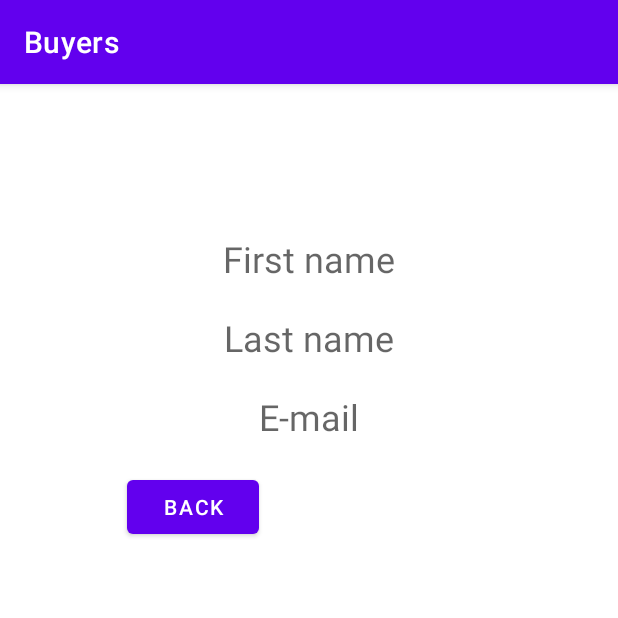
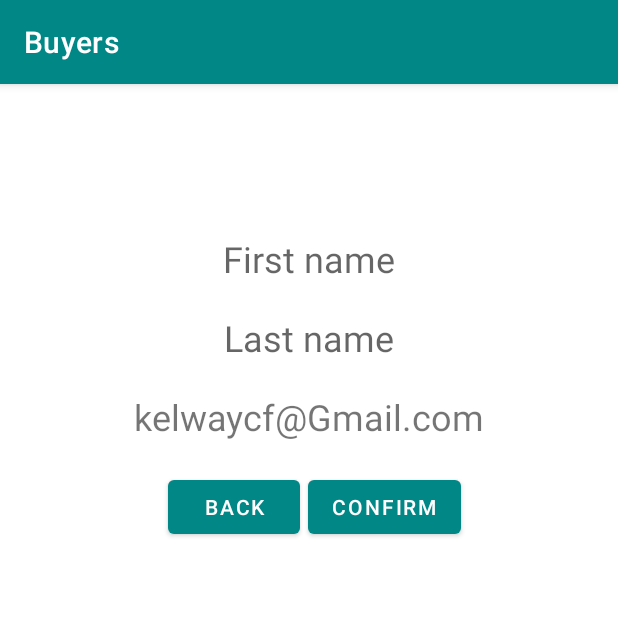
Before and after one commit to yushchik/Buyers, an Android app: the EmailPerson screen opened directly, with no data from a screen before it, after a tap on "FINISH", on a phone screen of 412 x 824 dp, the top half of it. Run offline under Robolectric (Android 15) with nearby library versions, the phone set to English and light mode, and no system bars.

Commit message:
fix: FinalData

```diff
--- a/app/src/main/java/com/example/buyers/EmailPerson.java
+++ b/app/src/main/java/com/example/buyers/EmailPerson.java
@@ -19,13 +19,14 @@ public class EmailPerson extends AppCompatActivity {
         setContentView(binding.getRoot());
 
         binding.btnBackEmail.setOnClickListener(view -> {
-            Intent intentBack = new Intent(this, LastName.class);
-            startActivity(intentBack);
+            Intent intentBackEmail = new Intent(this, LastName.class);
+            startActivity(intentBackEmail);
         });
 
         binding.btnNextEmail.setOnClickListener(view -> {
-            Intent intentNext = new Intent(this, FinalData.class);
-            startActivity(intentNext);
+            Intent intentNextEmail = new Intent(this, FinalData.class);
+            intentNextEmail.putExtra("Email", "kelwaycf@Gmail.com");
+            startActivity(intentNextEmail);
         });
     }
 }
--- a/app/src/main/java/com/example/buyers/FinalData.java
+++ b/app/src/main/java/com/example/buyers/FinalData.java
@@ -1,11 +1,11 @@
 package com.example.buyers;
 
+import android.content.Intent;
 import android.os.Bundle;
 
 import androidx.annotation.Nullable;
 import androidx.appcompat.app.AppCompatActivity;
 
-import com.example.buyers.databinding.EmailPersonBinding;
 import com.example.buyers.databinding.FinalDataBinding;
 
 public class FinalData extends AppCompatActivity{
@@ -17,5 +17,20 @@ public class FinalData extends AppCompatActivity{
         super.onCreate(savedInstanceState);
         binding = FinalDataBinding.inflate(getLayoutInflater());
         setContentView(binding.getRoot());
+
+        Intent intent = getIntent();
+        binding.textViewFirstName.setText(intent.getStringExtra("FirstName"));
+        binding.textViewLastName.setText(intent.getStringExtra("LastName"));
+        binding.textViewEmail.setText(intent.getStringExtra("Email"));
+
+        binding.btnBackFinal.setOnClickListener(view -> {
+            Intent intentBackFinal = new Intent(this, EmailPerson.class);
+            startActivity(intentBackFinal);
+        });
+
+        binding.btnConfirm.setOnClickListener(view -> {
+            Intent intentConfirm = new Intent(this, MainActivity.class);
+            startActivity(intentConfirm);
+        });
     }
 }
--- a/app/src/main/res/layout/final_data.xml
+++ b/app/src/main/res/layout/final_data.xml
@@ -39,12 +39,25 @@
         app:layout_constraintTop_toBottomOf="@+id/textViewLastName" />
 
     <Button
-        android:id="@+id/button"
+        android:id="@+id/btnBackFinal"
         android:layout_width="wrap_content"
         android:layout_height="wrap_content"
         android:layout_marginTop="20dp"
+        android:layout_marginEnd="100dp"
         android:text="@string/back"
-        app:layout_constraintEnd_toStartOf="@+id/textViewEmail"
+        app:layout_constraintEnd_toEndOf="parent"
+        app:layout_constraintStart_toStartOf="parent"
+        app:layout_constraintTop_toBottomOf="@+id/textViewEmail" />
+
+    <Button
+        android:id="@+id/btnConfirm"
+        android:layout_width="wrap_content"
+        android:layout_height="wrap_content"
+        android:layout_marginStart="100dp"
+        android:layout_marginTop="20dp"
+        android:text="@string/confirm"
+        app:layout_constraintEnd_toEndOf="parent"
+        app:layout_constraintStart_toStartOf="parent"
         app:layout_constraintTop_toBottomOf="@+id/textViewEmail" />
 
 </androidx.constraintlayout.widget.ConstraintLayout>
--- a/app/src/main/res/values/colors.xml
+++ b/app/src/main/res/values/colors.xml
@@ -3,6 +3,7 @@
     <color name="purple_200">#FFBB86FC</color>
     <color name="purple_500">#FF6200EE</color>
     <color name="purple_700">#FF3700B3</color>
+    <color name="teal_500">#63299A8F</color>
     <color name="teal_200">#FF03DAC5</color>
     <color name="teal_700">#FF018786</color>
     <color name="black">#FF000000</color>
--- a/app/src/main/res/values/strings.xml
+++ b/app/src/main/res/values/strings.xml
@@ -10,4 +10,5 @@
     <string name="first_name">First name</string>
     <string name="last_name">Last name</string>
     <string name="e_mail">E-mail</string>
+    <string name="confirm">Confirm</string>
 </resources>
--- a/app/src/main/res/values/themes.xml
+++ b/app/src/main/res/values/themes.xml
@@ -2,8 +2,8 @@
     <!-- Base application theme. -->
     <style name="Theme.Buyers" parent="Theme.MaterialComponents.DayNight.DarkActionBar">
         <!-- Primary brand color. -->
-        <item name="colorPrimary">@color/purple_500</item>
-        <item name="colorPrimaryVariant">@color/purple_700</item>
+        <item name="colorPrimary">@color/teal_700</item>
+        <item name="colorPrimaryVariant">@color/teal_500</item>
         <item name="colorOnPrimary">@color/white</item>
         <!-- Secondary brand color. -->
         <item name="colorSecondary">@color/teal_200</item>
```
Also changed, not shown: app/src/main/java/com/example/buyers/FirstName.java (+5 -4 lines), app/src/main/java/com/example/buyers/LastName.java (+6 -4 lines).
